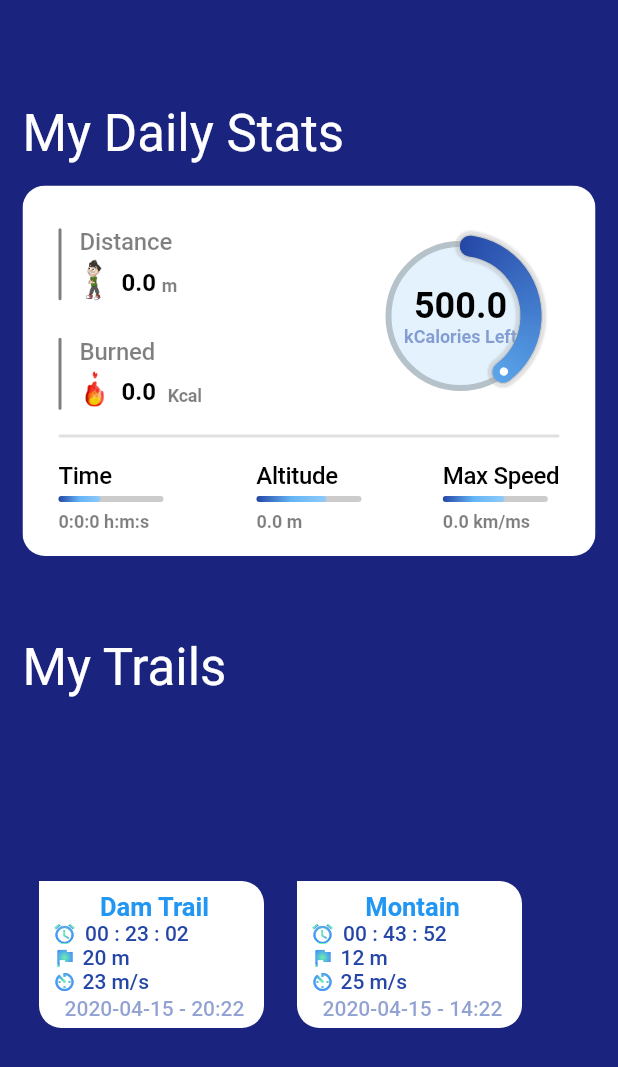
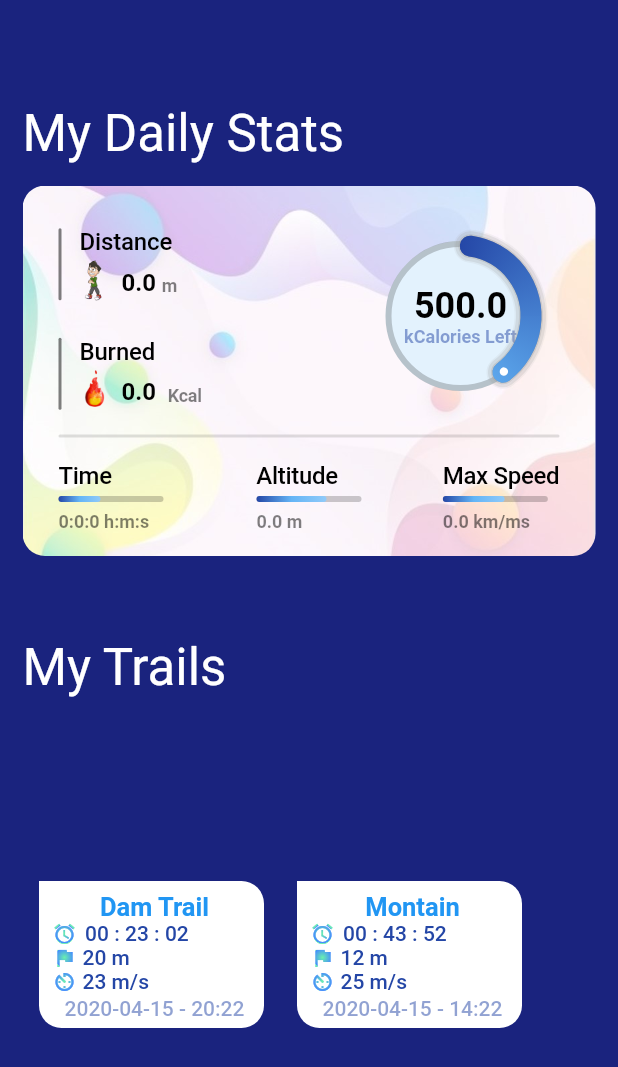
Before and after one commit to DansMarquis/CMApp, a Flutter app: the HomePage screen opened directly, on a phone screen of 412 x 824 dp. Shown: the top 1067 px of the screen. Run offline on Flutter 3.47's test engine with Material 2 defaults, Android fonts, the phone set to English and light mode, and no system bars; our stand-ins replace bubble_bottom_bar, cloud_firestore, dynamic_theme, firebase_storage, flutter_tts, geolocator and 6 more; missing offline and left inert: flutter_polyline_points, qr_code_scanner; accounts and stored records are empty; network calls fail.

Commit message:
changes layout

```diff
--- a/GhostRunner/lib/ui/page/home_page.dart
+++ b/GhostRunner/lib/ui/page/home_page.dart
@@ -127,8 +127,11 @@ class _HomePageState extends State<HomePage>
                         borderRadius: BorderRadius.circular(15.0),
                         child: Container(
                           decoration: BoxDecoration(
-                            color: Colors.white,
-                          ),
+          image: DecorationImage(
+            image: AssetImage("assets/homeback.jpg"),
+            fit: BoxFit.cover,
+          ),
+        ),
                           child: Column(
                             crossAxisAlignment: CrossAxisAlignment.start,
                             children: <Widget>[
@@ -184,8 +187,6 @@ class _HomePageState extends State<HomePage>
                                                             fontSize: 16,
                                                             letterSpacing: -0.1,
                                                             color: Colors.black
-                                                                .withOpacity(
-                                                                    0.5),
                                                           ),
                                                         ),
                                                       ),
@@ -304,8 +305,6 @@ class _HomePageState extends State<HomePage>
                                                             fontSize: 16,
                                                             letterSpacing: -0.1,
                                                             color: Colors.black
-                                                                .withOpacity(
-                                                                    0.5),
                                                           ),
                                                         ),
                                                       ),
--- a/GhostRunner/lib/ui/page/ranking_page/screens/rank_home.dart
+++ b/GhostRunner/lib/ui/page/ranking_page/screens/rank_home.dart
@@ -77,7 +77,7 @@ class _HomeState extends State<Home> {
           : Stack(
             children: <Widget>[
 Padding(
-              padding: EdgeInsets.symmetric(horizontal: 16.0),
+              padding: EdgeInsets.symmetric(horizontal: 6.0),
               child: ListView.builder(
                 shrinkWrap: true,
                 itemCount: users.length == null ? 0 : users.length,
@@ -98,7 +98,8 @@ Padding(
                   ) :Text("");
                 },
               ),
-            ),   Positioned(
+            ),
+            Positioned(
                           bottom: 0,
                           left: 0,
                           right: 0,
```
Also changed, not shown: GhostRunner/lib/ui/page/profile_page.dart (+21 -3 lines), GhostRunner/lib/ui/page/ranking_page/widget/user.dart (+5 -2 lines), GhostRunner/assets/homeback.jpg (added).
